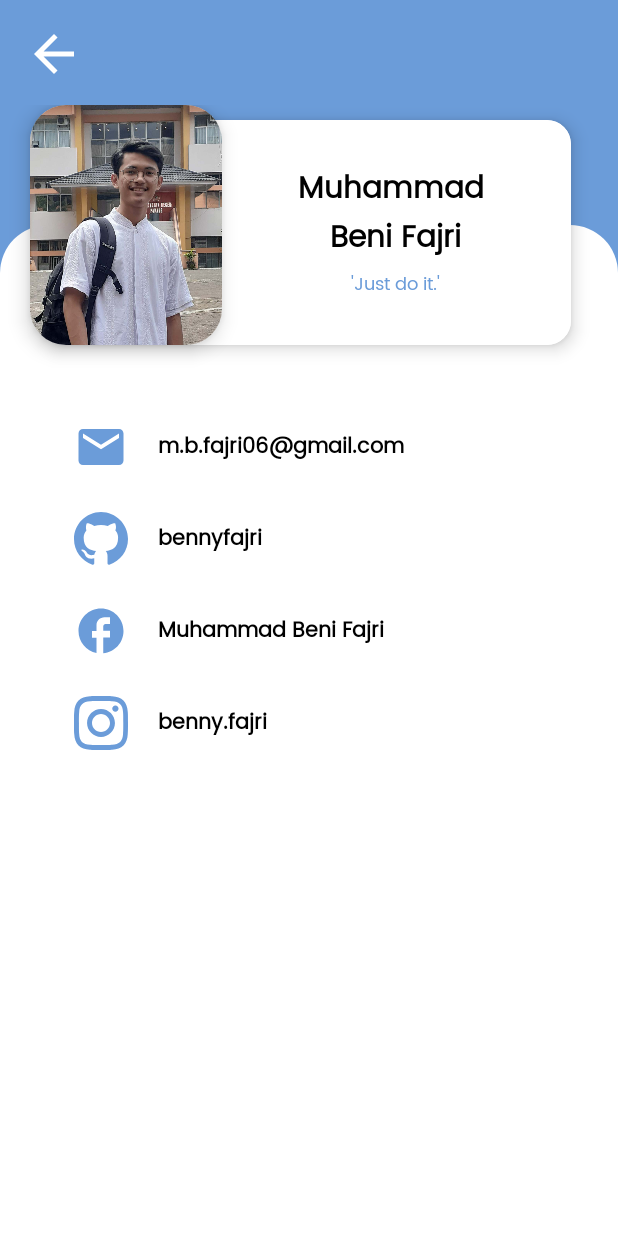
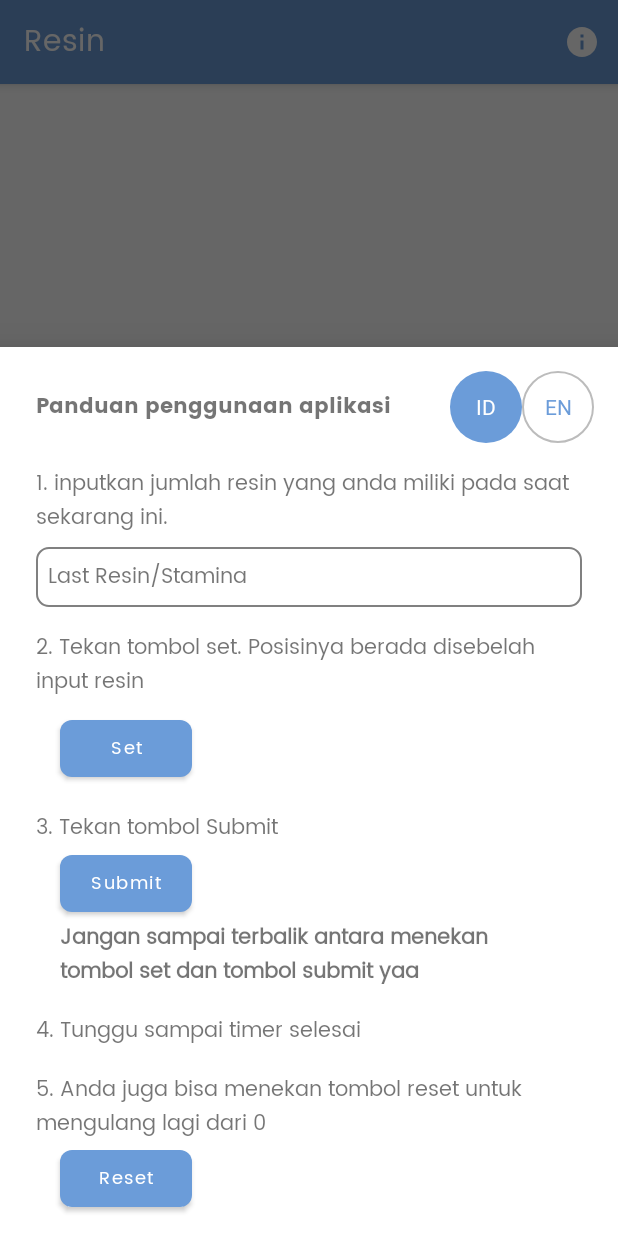
Before and after one commit to bennyfajri/Resin-Ku, an Android app: the screen it shows after launch (ActivityInfo before the commit, MainActivity after it), after a tap on "Info", on a phone screen of 412 x 824 dp. Run offline under Robolectric (Android 15) with nearby library versions, the phone set to English and light mode, and no system bars; plain views replace MaterialProgressBar.

Commit message:
add bottomSheet about and edit bottomNav color

```diff
--- a/app/src/main/java/com/benny/resin_ku/MainActivity.kt
+++ b/app/src/main/java/com/benny/resin_ku/MainActivity.kt
@@ -5,10 +5,17 @@ import android.content.Intent
 import android.os.Bundle
 import android.view.Menu
 import android.view.MenuItem
+import android.view.View
+import android.widget.RadioButton
+import android.widget.TextView
 import androidx.appcompat.app.AppCompatActivity
+import androidx.core.content.ContextCompat
 import androidx.fragment.app.Fragment
 import com.google.android.material.bottomnavigation.BottomNavigationView
+import com.google.android.material.bottomsheet.BottomSheetDialog
+import com.google.android.material.button.MaterialButton
 import kotlinx.android.synthetic.main.activity_main.*
+import kotlinx.android.synthetic.main.activity_tentang.*
 
 
  class MainActivity : AppCompatActivity() {
@@ -22,7 +29,7 @@ import kotlinx.android.synthetic.main.activity_main.*
                 return@OnNavigationItemSelectedListener true
             }
             R.id.navigation_stamina -> {
-                this.supportActionBar?.setTitle("Stamina")
+                this.supportActionBar?.title = "Stamina"
                 val fragment = Fragment_Stamina.newInstance()
                 addFragment(fragment)
                 return@OnNavigationItemSelectedListener true
@@ -44,7 +51,25 @@ import kotlinx.android.synthetic.main.activity_main.*
         setContentView(R.layout.activity_main)
         this.supportActionBar?.title = "Resin"
         val navigation: BottomNavigationView = findViewById(R.id.navigation)
-        navigation.setOnNavigationItemSelectedListener(mOnNavigationItemSelectedListener)
+        navigation.setOnNavigationItemSelectedListener{
+            when(it.itemId){
+                R.id.navigation_resin -> {
+                    supportActionBar?.title = "Resin"
+                    navigation.itemTextColor = ContextCompat.getColorStateList(this, R.color.state_resin)
+                    val fragment = Fragment_Resin.newInstance()
+                    addFragment(fragment)
+                    return@setOnNavigationItemSelectedListener true
+                }
+                R.id.navigation_stamina -> {
+                    supportActionBar?.title = "Stamina"
+                    navigation.itemTextColor = ContextCompat.getColorStateList(this, R.color.state_stamina)
+                    val fragment = Fragment_Stamina.newInstance()
+                    addFragment(fragment)
+                    return@setOnNavigationItemSelectedListener true
+                }
+            }
+            false
+        }
         navigation.itemIconTintList = null
         val fragment = Fragment_Resin.newInstance()
         addFragment(fragment)
@@ -58,8 +83,83 @@ import kotlinx.android.synthetic.main.activity_main.*
     override fun onOptionsItemSelected(item: MenuItem): Boolean {
         return when(item.itemId){
             R.id.ingfo -> {
-                val intent = Intent ( this, ActivityInfo::class.java)
-                startActivity(intent)
+                val dialog = BottomSheetDialog(this)
+                val view = layoutInflater.inflate(R.layout.activity_tentang, null)
+                dialog.setContentView(view)
+
+                //inisiasi button tentang
+                val btnTentang = view.findViewById<MaterialButton>(R.id.btnAbout)
+
+                //inisiasi id
+                val rbId = view.findViewById<RadioButton>(R.id.radioId)
+                val tv1Id = view.findViewById<TextView>(R.id.tv1Id)
+                val tv2Id = view.findViewById<TextView>(R.id.tv2Id)
+                val tv3Id = view.findViewById<TextView>(R.id.tv3Id)
+                val tv3PlusId = view.findViewById<TextView>(R.id.tv3PlusId)
+                val tv4Id = view.findViewById<TextView>(R.id.tv4Id)
+                val tv5Id = view.findViewById<TextView>(R.id.tv5Id)
+                val tv6Id = view.findViewById<TextView>(R.id.tv6Id)
+                val title = view.findViewById<TextView>(R.id.tvTitle)
+
+                //inisiasi en
+                val rbEn = view.findViewById<RadioButton>(R.id.radioEn)
+                val tv1En = view.findViewById<TextView>(R.id.tv1En)
+                val tv2En = view.findViewById<TextView>(R.id.tv2En)
+                val tv3En = view.findViewById<TextView>(R.id.tv3En)
+                val tv3PlusEn = view.findViewById<TextView>(R.id.tv3PlusEn)
+                val tv4En = view.findViewById<TextView>(R.id.tv4En)
+                val tv5En = view.findViewById<TextView>(R.id.tv5En)
+                val tv6En = view.findViewById<TextView>(R.id.tv6En)
+
+                rbId.setOnClickListener {
+                    title.text = "Panduan penggunaan aplikasi"
+                    tv1Id.visibility = View.VISIBLE
+                    tv2Id.visibility = View.VISIBLE
+                    tv3Id.visibility = View.VISIBLE
+                    tv3PlusId.visibility = View.VISIBLE
+                    tv4Id.visibility = View.VISIBLE
+                    tv5Id.visibility = View.VISIBLE
+                    tv6Id.visibility = View.VISIBLE
+
+                    tv1En.visibility = View.GONE
+                    tv2En.visibility = View.GONE
+                    tv3En.visibility = View.GONE
+                    tv3PlusEn.visibility = View.GONE
+                    tv4En.visibility = View.GONE
+                    tv5En.visibility = View.GONE
+                    tv6En.visibility = View.GONE
+
+                    btnTentang.text = "Tentang"
+                }
+
+
+                rbEn.setOnClickListener {
+
+                    title.text = "Application usage guide"
+                    tv1Id.visibility = View.GONE
+                    tv2Id.visibility = View.GONE
+                    tv3Id.visibility = View.GONE
+                    tv3PlusId.visibility = View.GONE
+                    tv4Id.visibility = View.GONE
+                    tv5Id.visibility = View.GONE
+                    tv6Id.visibility = View.GONE
+
+                    tv1En.visibility = View.VISIBLE
+                    tv2En.visibility = View.VISIBLE
+                    tv3En.visibility = View.VISIBLE
+                    tv3PlusEn.visibility = View.VISIBLE
+                    tv4En.visibility = View.VISIBLE
+                    tv5En.visibility = View.VISIBLE
+                    tv6En.visibility = View.VISIBLE
+
+                    btnTentang.text = "About"
+                }
+
+                btnTentang.setOnClickListener {
+                    startActivity(Intent(applicationContext, ActivityInfo::class.java))
+                }
+
+                dialog.show()
                 true
             }
             else -> super.onOptionsItemSelected(item)
--- /dev/null
+++ b/app/src/main/res/layout/activity_tentang.xml
@@ -0,0 +1,242 @@
+<?xml version="1.0" encoding="utf-8"?>
+<androidx.constraintlayout.widget.ConstraintLayout xmlns:android="http://schemas.android.com/apk/res/android"
+    xmlns:app="http://schemas.android.com/apk/res-auto"
+    xmlns:tools="http://schemas.android.com/tools"
+    android:layout_width="match_parent"
+    android:layout_height="match_parent">
+
+    <ScrollView
+        android:layout_width="match_parent"
+        android:layout_height="match_parent">
+
+        <androidx.constraintlayout.widget.ConstraintLayout
+            android:layout_width="match_parent"
+            android:layout_height="match_parent">
+
+            <RelativeLayout
+                android:id="@+id/linearLayout3"
+                android:layout_width="wrap_content"
+                android:layout_height="wrap_content"
+                app:layout_constraintEnd_toEndOf="parent"
+                app:layout_constraintTop_toTopOf="parent">
+
+                <TextView
+                    android:id="@+id/tvTitle"
+                    android:layout_width="wrap_content"
+                    android:layout_height="wrap_content"
+                    android:layout_centerVertical="true"
+                    android:layout_marginStart="24dp"
+                    android:fontFamily="@font/poppins_bold"
+                    android:text="Panduan penggunaan aplikasi"
+                    android:textStyle="bold" />
+
+                <RadioGroup
+                    android:layout_width="wrap_content"
+                    android:layout_height="match_parent"
+                    android:layout_alignParentEnd="true"
+                    android:orientation="horizontal"
+                    android:padding="16dp">
+
+                    <com.google.android.material.radiobutton.MaterialRadioButton
+                        android:id="@+id/radioId"
+                        android:layout_width="wrap_content"
+                        android:layout_height="wrap_content"
+                        android:background="@drawable/radio_selector"
+                        android:button="@null"
+                        android:checked="true"
+                        android:text="ID"
+                        android:textAlignment="center"
+                        android:textColor="@drawable/radio_text_selector" />
+
+                    <com.google.android.material.radiobutton.MaterialRadioButton
+                        android:id="@+id/radioEn"
+                        android:layout_width="wrap_content"
+                        android:layout_height="wrap_content"
+                        android:background="@drawable/radio_selector"
+                        android:button="@null"
+                        android:text="EN"
+                        android:textAlignment="center"
+                        android:textColor="@drawable/radio_text_selector" />
+                </RadioGroup>
+
+            </RelativeLayout>
+
+            <LinearLayout
+                android:id="@+id/linearLayout4"
+                android:layout_width="match_parent"
+                android:layout_height="wrap_content"
+                android:layout_marginStart="24dp"
+                android:layout_marginEnd="24dp"
+                android:orientation="vertical"
+                app:layout_constraintEnd_toEndOf="parent"
+                app:layout_constraintStart_toStartOf="parent"
+                app:layout_constraintTop_toBottomOf="@+id/linearLayout3">
+
+                <TextView
+                    android:id="@+id/tv1Id"
+                    android:layout_width="wrap_content"
+                    android:layout_height="wrap_content"
+                    android:text="1. inputkan jumlah resin yang anda miliki pada saat sekarang ini." />
+
+                <TextView
+                    android:id="@+id/tv1En"
+                    android:layout_width="wrap_content"
+                    android:layout_height="wrap_content"
+                    android:text="1. Enter the amount of resin you have recently"
+                    android:visibility="gone" />
+
+                <TextView
+                    android:layout_width="match_parent"
+                    android:layout_height="wrap_content"
+                    android:layout_marginTop="8dp"
+                    android:background="@drawable/outline_grey"
+                    android:padding="8dp"
+                    android:text="Last Resin/Stamina" />
+
+                <TextView
+                    android:id="@+id/tv2Id"
+                    android:layout_width="wrap_content"
+                    android:layout_height="wrap_content"
+                    android:layout_marginTop="16dp"
+                    android:text="2. Tekan tombol set. Posisinya berada disebelah input resin" />
+
+                <TextView
+                    android:id="@+id/tv2En"
+                    android:layout_width="wrap_content"
+                    android:layout_height="wrap_content"
+                    android:layout_marginTop="16dp"
+                    android:text="2. Press the set button. The position is next to the resin input"
+                    android:visibility="gone" />
+
+
+                <com.google.android.material.button.MaterialButton
+                    android:layout_width="wrap_content"
+                    android:layout_height="50dp"
+                    android:layout_marginStart="16dp"
+                    android:layout_marginTop="8dp"
+                    android:clickable="false"
+                    android:fontFamily="@font/poppins"
+                    android:text="Set"
+                    android:textAllCaps="false"
+                    android:textSize="12sp"
+                    app:cornerRadius="8dp" />
+
+                <TextView
+                    android:id="@+id/tv3Id"
+                    android:layout_width="wrap_content"
+                    android:layout_height="wrap_content"
+                    android:layout_marginTop="16dp"
+                    android:text="3. Tekan tombol Submit" />
+
+                <TextView
+                    android:id="@+id/tv3En"
+                    android:layout_width="wrap_content"
+                    android:layout_height="wrap_content"
+                    android:layout_marginTop="16dp"
+                    android:text="3. Press the submit button"
+                    android:visibility="gone" />
+
+                <com.google.android.material.button.MaterialButton
+                    android:layout_width="wrap_content"
+                    android:layout_height="50dp"
+                    android:layout_marginStart="16dp"
+                    android:layout_marginEnd="2dp"
+                    android:layout_weight="1"
+                    android:clickable="false"
+                    android:fontFamily="@font/poppins"
+                    android:text="Submit"
+                    android:textAllCaps="false"
+                    android:textSize="12sp"
+                    app:cornerRadius="8dp" />
+
+                <TextView
+                    android:id="@+id/tv3PlusId"
+                    android:layout_width="wrap_content"
+                    android:layout_height="wrap_content"
+                    android:layout_marginStart="16dp"
+                    android:layout_marginEnd="16dp"
+                    android:text="Jangan sampai terbalik antara menekan tombol set dan tombol submit yaa"
+                    android:textStyle="bold" />
+
+                <TextView
+                    android:id="@+id/tv3PlusEn"
+                    android:layout_width="wrap_content"
+                    android:layout_height="wrap_content"
+                    android:layout_marginStart="16dp"
+                    android:layout_marginEnd="16dp"
+                    android:text="Don't let it reverse between pressing the set button and the submit button, okay?"
+                    android:textStyle="bold"
+                    android:visibility="gone" />
+
+                <TextView
+                    android:id="@+id/tv4Id"
+                    android:layout_width="wrap_content"
+                    android:layout_height="wrap_content"
+                    android:layout_marginTop="16dp"
+                    android:text="4. Tunggu sampai timer selesai" />
+
+                <TextView
+                    android:id="@+id/tv4En"
+                    android:layout_width="wrap_content"
+                    android:layout_height="wrap_content"
+                    android:layout_marginTop="16dp"
+                    android:text="4. Wait till the timer is finish"
+                    android:visibility="gone" />
+
+                <TextView
+                    android:id="@+id/tv5Id"
+                    android:layout_width="wrap_content"
+                    android:layout_height="wrap_content"
+                    android:layout_marginTop="16dp"
+                    android:text="5. Anda juga bisa menekan tombol reset untuk mengulang lagi dari 0" />
+
+                <TextView
+                    android:id="@+id/tv5En"
+                    android:layout_width="wrap_content"
+                    android:layout_height="wrap_content"
+                    android:layout_marginTop="16dp"
+                    android:text="5. You can also press the reset button to start again from 0 "
+                    android:visibility="gone" />
+
+                <com.google.android.material.button.MaterialButton
+                    android:layout_width="wrap_content"
+                    android:layout_height="50dp"
+                    android:layout_marginStart="16dp"
+                    android:layout_marginEnd="2dp"
+                    android:layout_weight="1"
+                    android:clickable="false"
+                    android:fontFamily="@font/poppins"
+                    android:text="Reset"
+                    android:textAllCaps="false"
+                    android:textSize="12sp"
+                    app:cornerRadius="8dp" />
+
+                <TextView
+                    android:id="@+id/tv6Id"
+                    android:layout_width="wrap_content"
+                    android:layout_height="wrap_content"
+                    android:layout_marginTop="16dp"
+                    android:text="6. Kuy kenal lebih lanjut dengan pengembang aplikasi :>" />
+
+                <TextView
+                    android:id="@+id/tv6En"
+                    android:layout_width="wrap_content"
+                    android:layout_height="wrap_content"
+                    android:layout_marginTop="16dp"
+                    android:text="6. Let's get to know more about the application developer :>"
+                    android:visibility="gone" />
+
+                <com.google.android.material.button.MaterialButton
+                    android:id="@+id/btnAbout"
+                    android:layout_width="match_parent"
+                    android:layout_height="wrap_content"
+                    android:text="Tentang"
+                    android:textAllCaps="false"
+                    app:cornerRadius="8dp" />
+            </LinearLayout>
+
+        </androidx.constraintlayout.widget.ConstraintLayout>
+
+    </ScrollView>
+
+</androidx.constraintlayout.widget.ConstraintLayout>
```
